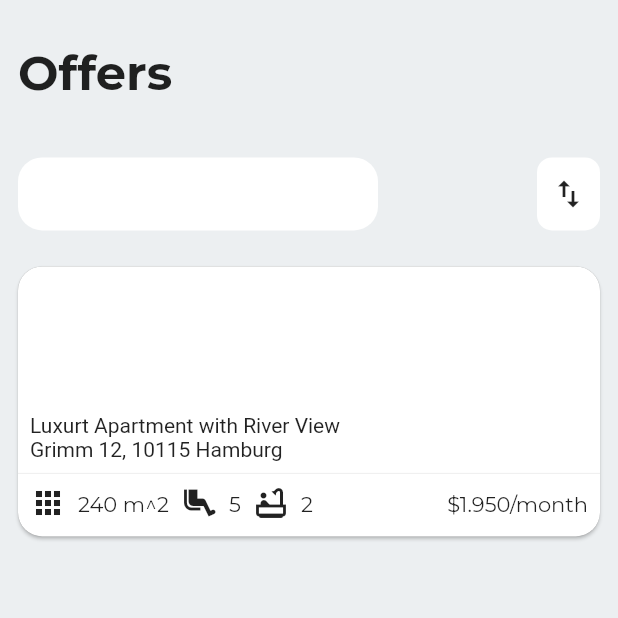
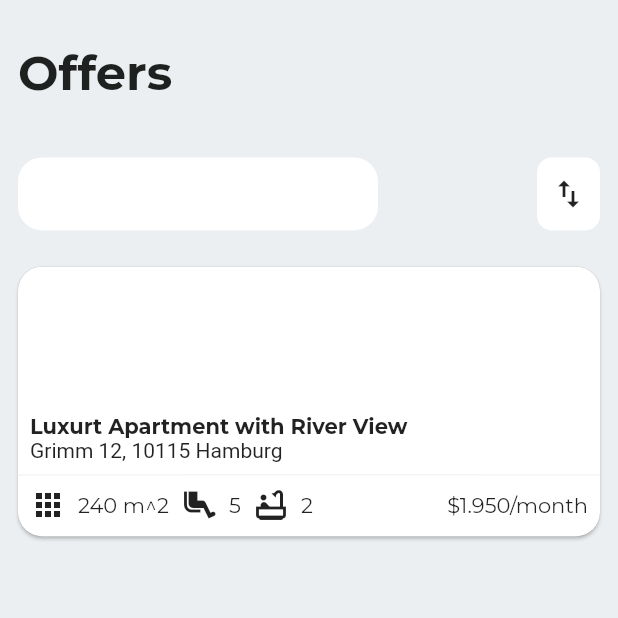
Before and after one commit to JAICHANGPARK/flutter_notebook_11th_story, a Flutter app: the screen it shows after launch, on a phone screen of 412 x 824 dp, the top half of it. Run offline on Flutter 3.47's test engine with Material 2 defaults, Android fonts, the phone set to English and light mode, and no system bars; our stand-ins replace backdrop, badges, flutter_inner_drawer, flutter_slidable, flutter_swiper, google_fonts.

Commit message:
Update offers_home_page.dart

```diff
--- a/lib/ep741_offers_app/ui/offers_home_page.dart
+++ b/lib/ep741_offers_app/ui/offers_home_page.dart
@@ -79,7 +79,11 @@ class _OffersHomePageState extends State<OffersHomePage> {
                                       child: Column(
                                         crossAxisAlignment: CrossAxisAlignment.start,
                                         children: [
-                                          Text("Luxurt Apartment with River View"),
+                                          Text("Luxurt Apartment with River View",
+                                            style: GoogleFonts.montserrat(
+                                              fontWeight: FontWeight.bold,
+                                            ),
+                                          ),
                                           Text("Grimm 12, 10115 Hamburg"),
                                         ],
                                       ),
```
